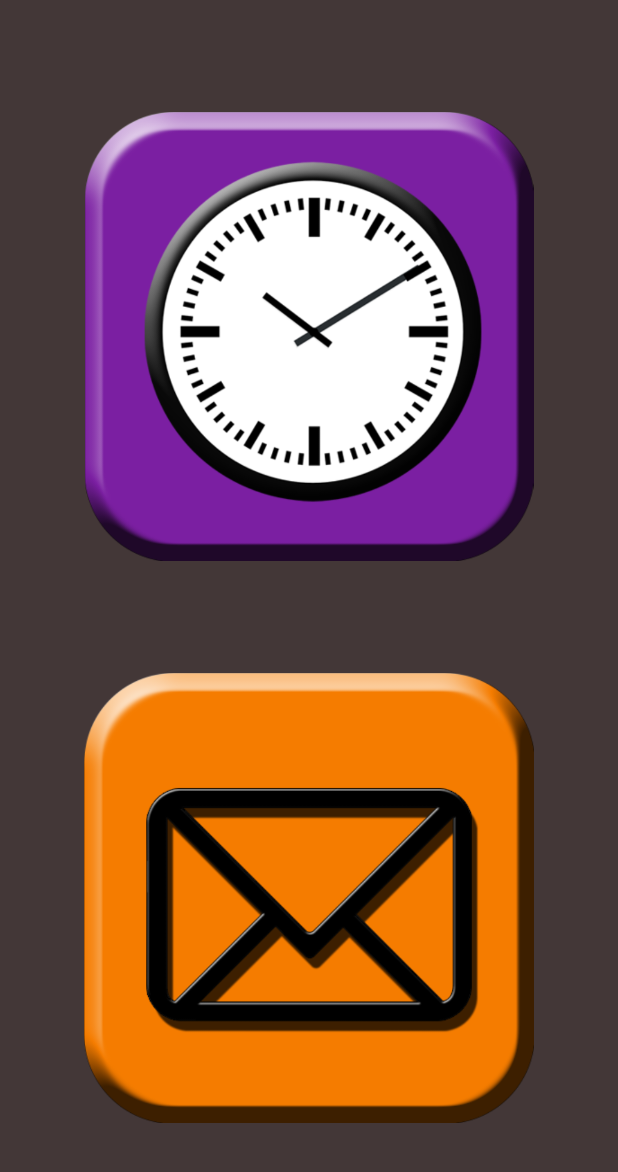
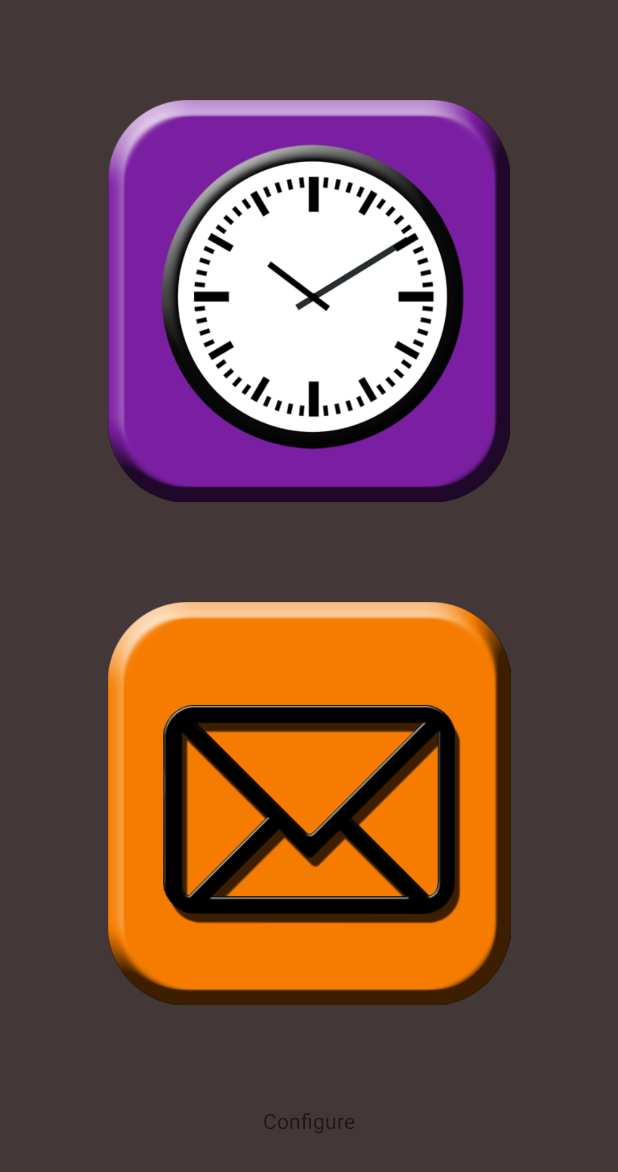
Before and after one commit to tybandara/ts-prep, an Android app: the screen it shows after launch (TSPrep), on a phone screen of 412 x 824 dp. Shown: the top 1172 px of the screen. Run offline under Robolectric (Android 15) with nearby library versions, the phone set to English and light mode, and no system bars.

Commit message:
Adding a configure text to the home activity

```diff
--- a/app/src/main/AndroidManifest.xml
+++ b/app/src/main/AndroidManifest.xml
@@ -17,7 +17,8 @@
         </activity>
         <activity android:name=".ExportActivity" />
         <activity android:name=".NewTimeEntering" />
-        <activity android:name=".FilterActivity"></activity>
+        <activity android:name=".FilterActivity" />
+        <activity android:name=".ConfigureActivity"></activity>
     </application>
 
 </manifest>
--- a/app/src/main/java/com/example/thilinab/tsprep/TSPrep.java
+++ b/app/src/main/java/com/example/thilinab/tsprep/TSPrep.java
@@ -12,6 +12,7 @@ import android.widget.ArrayAdapter;
 import android.widget.Button;
 import android.widget.ImageView;
 import android.widget.Spinner;
+import android.widget.TextView;
 import android.widget.TimePicker;
 import android.widget.Toast;
 
@@ -48,6 +49,8 @@ public class TSPrep extends FragmentActivity{
 
     ImageView timeBtn;
     ImageView exportBtn;
+
+    TextView configureBtn;
 
     @Override
     protected void onCreate(Bundle savedInstanceState) {
@@ -97,6 +100,14 @@ public class TSPrep extends FragmentActivity{
                     return true;
                 }
                 return false;
+            }
+        });
+
+        configureBtn = (TextView) findViewById(R.id.configure_btn);
+        configureBtn.setOnClickListener(new View.OnClickListener(){
+            @Override
+            public void onClick(View v) {
+                configureClicked();
             }
         });
 
@@ -153,6 +164,16 @@ public class TSPrep extends FragmentActivity{
     // Fills the classes list
     private void fillClasses() {
         details.setSubject("ISS");
+    }
+
+    private void configureClicked(){
+        int duration = Toast.LENGTH_SHORT;
+        Context context = getApplicationContext();
+        Toast toast = Toast.makeText(context, "Test", duration);
+        toast.show();
+
+        Intent intent = new Intent(getApplicationContext(), ConfigureActivity.class);
+        startActivity(intent);
     }
 
     private void SetView() {
--- a/app/src/main/res/layout/start_layout.xml
+++ b/app/src/main/res/layout/start_layout.xml
@@ -1,8 +1,9 @@
 <?xml version="1.0" encoding="utf-8"?>
 <LinearLayout xmlns:android="http://schemas.android.com/apk/res/android"
-    android:orientation="vertical" android:layout_width="match_parent"
+    android:layout_width="match_parent"
     android:layout_height="match_parent"
-    android:background="#433737">
+    android:background="#433737"
+    android:orientation="vertical">
 
     <Space
         android:layout_width="20px"
@@ -10,9 +11,9 @@
         android:layout_weight="1" />
 
     <ImageView
+        android:id="@+id/time_btn"
         android:layout_width="wrap_content"
         android:layout_height="0dp"
-        android:id="@+id/time_btn"
         android:layout_gravity="center"
         android:layout_weight="4"
         android:src="@drawable/time_up" />
@@ -23,16 +24,25 @@
         android:layout_weight="1" />
 
     <ImageView
+        android:id="@+id/export_btn"
         android:layout_width="wrap_content"
         android:layout_height="0dp"
-        android:id="@+id/export_btn"
+        android:layout_gravity="center"
         android:layout_weight="4"
-        android:src="@drawable/mail_up"
-        android:layout_gravity="center" />
+        android:src="@drawable/mail_up" />
 
     <Space
         android:layout_width="20px"
         android:layout_height="wrap_content"
         android:layout_weight="1" />
 
+    <TextView
+        android:id="@+id/configure_btn"
+        android:layout_width="wrap_content"
+        android:layout_height="wrap_content"
+        android:layout_gravity="center"
+        android:layout_weight="1"
+        android:onClick="configureClicked"
+        android:text="Configure" />
+
 </LinearLayout>
--- a/build.gradle
+++ b/build.gradle
@@ -5,7 +5,7 @@ buildscript {
         jcenter()
     }
     dependencies {
-        classpath 'com.android.tools.build:gradle:1.3.0'
+        classpath 'com.android.tools.build:gradle:2.1.3'
 
         // NOTE: Do not place your application dependencies here; they belong
         // in the individual module build.gradle files
```
Also changed, not shown: app/src/main/java/com/example/thilinab/tsprep/configureActivity.java (added, +13 -0 lines), app/src/main/res/layout/activity_configure.xml (added, +78 -0 lines), gradle/wrapper/gradle-wrapper.properties, 1 other file.
